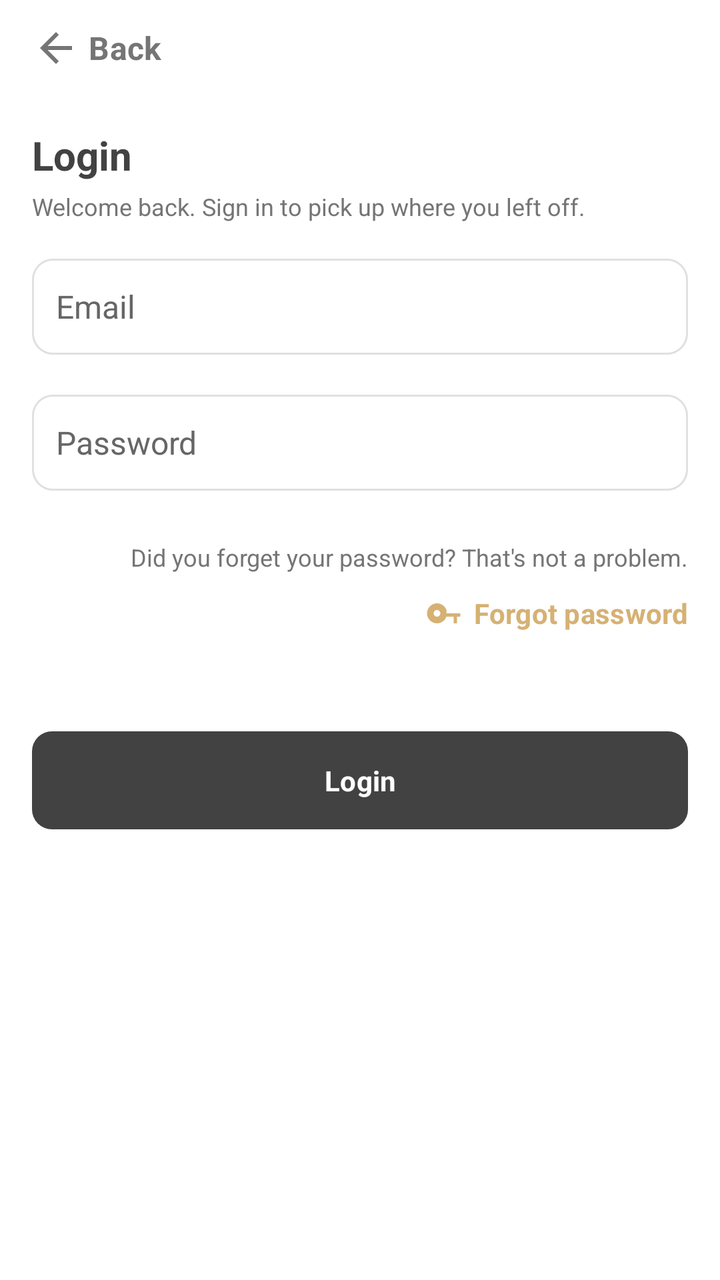
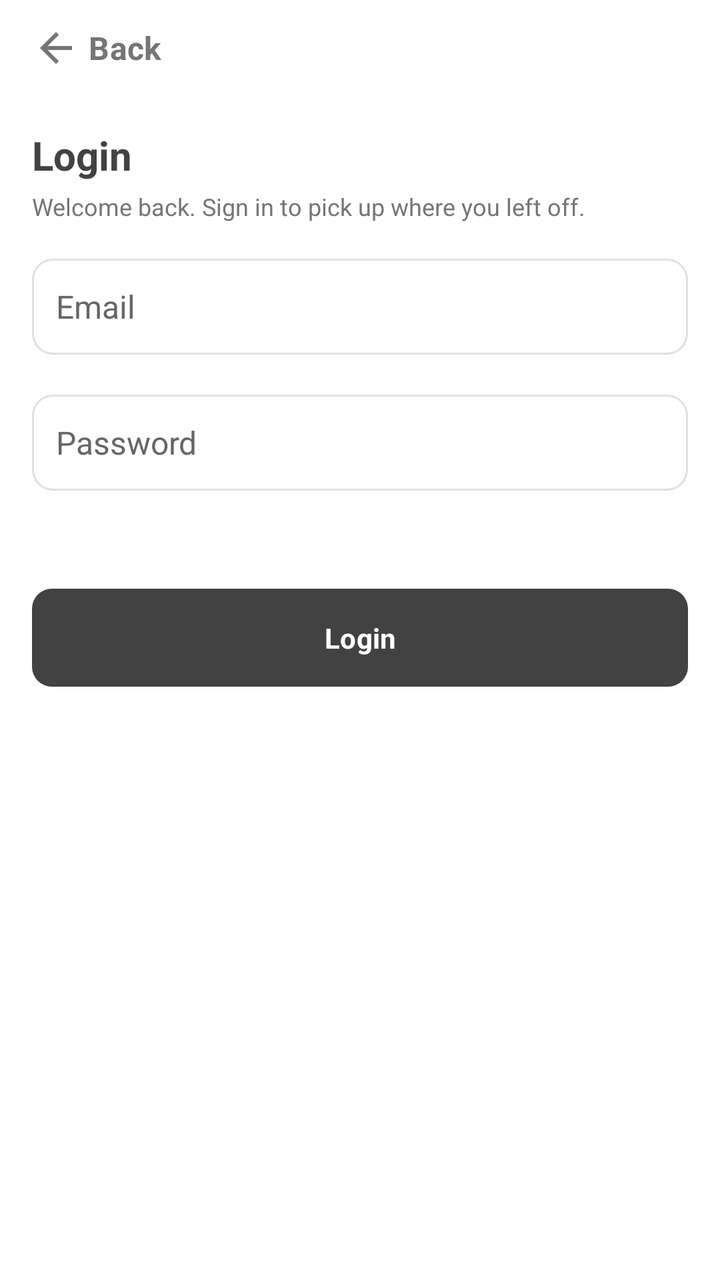

Two renders of the same Android screen: before a commit and after it. Below are the layout's source before the change and the commit's diff.
<!-- AndroidManifest.xml: application theme Theme.G08 -->
<!-- res/layout/universal_login_page.xml -->
<?xml version="1.0" encoding="utf-8"?>
<androidx.constraintlayout.widget.ConstraintLayout xmlns:android="http://schemas.android.com/apk/res/android"
    xmlns:app="http://schemas.android.com/apk/res-auto"
    xmlns:tools="http://schemas.android.com/tools"
    android:layout_width="match_parent"
    android:layout_height="match_parent"
    android:fitsSystemWindows="true">

    <LinearLayout
        android:id="@+id/rootLayout"
        android:layout_width="match_parent"
        android:layout_height="match_parent"
        android:orientation="vertical"
        android:paddingLeft="16dp"
        android:paddingRight="16dp">

        <Button
            android:id="@+id/backButton"
            style="@style/Widget.Material3.Button.TextButton"
            android:layout_width="wrap_content"
            android:layout_height="wrap_content"
            android:layout_gravity="start"
            android:minHeight="48dp"
            android:minWidth="0dp"
            android:paddingStart="0dp"
            android:paddingEnd="16dp"
            android:text="@string/back"
            android:textColor="@color/grey"
            android:textSize="16sp"
            app:icon="@drawable/ic_arrow_back"
            app:iconGravity="textStart"
            app:iconSize="24dp"
            app:iconTint="@color/grey" />

        <TextView
            android:id="@+id/loginTitle"
            android:layout_width="match_parent"
            android:layout_height="wrap_content"
            android:layout_marginTop="16dp"
            android:text="@string/login_title"
            android:textAlignment="textStart"
            android:textColor="@color/main_netural_color"
            android:textSize="20sp"
            android:textStyle="bold" />

        <TextView
            android:id="@+id/loginSubtitle"
            android:layout_width="match_parent"
            android:layout_height="wrap_content"
            android:layout_marginTop="4dp"
            android:paddingBottom="8dp"
            android:text="@string/login_subtitle"
            android:textAlignment="textStart"
            android:textColor="@color/grey"
            android:textSize="12sp" />

        <EditText
            android:id="@+id/emailInput"
            android:layout_width="match_parent"
            android:layout_height="wrap_content"
            android:layout_marginTop="0dp"
            android:background="@drawable/edittext_bordered"
            android:hint="@string/user_email"
            android:importantForAutofill="no"
            android:inputType="textEmailAddress"
            android:layout_marginVertical="@dimen/button_vertical_margin"
            android:maxWidth="320dp"
            android:minHeight="48dp"
            android:padding="12dp"
            android:textColorHint="#666666"
            android:textSize="16sp" />

        <EditText
            android:id="@+id/passwordInput"
            android:layout_width="match_parent"
            android:layout_height="wrap_content"
            android:background="@drawable/edittext_bordered"
            android:hint="@string/user_password"
            android:importantForAutofill="no"
            android:inputType="textPassword"
            android:layout_marginVertical="@dimen/button_vertical_margin"
            android:maxWidth="320dp"
            android:minHeight="48dp"
            android:padding="12dp"
            android:textColorHint="#666666"
            android:textSize="16sp" />

        <TextView
            android:id="@+id/forgotPasswordMessage"
            android:layout_width="match_parent"
            android:layout_height="wrap_content"
            android:layout_marginTop="15dp"
            android:text="@string/login_forgot_password_message"
            android:textAlignment="textEnd"
            android:textColor="@color/grey"
            android:textSize="12sp" />

        <Button
            android:id="@+id/forgotPasswordButton"
            style="@style/Widget.Material3.Button.TextButton"
            android:layout_width="wrap_content"
            android:layout_height="wrap_content"
            android:layout_gravity="end"
            android:minHeight="40dp"
            android:minWidth="0dp"
            android:paddingStart="0dp"
            android:paddingEnd="0dp"
            android:text="@string/login_forgot_password_button"
            android:textColor="@color/brown"
            android:textSize="14sp"
            app:icon="@drawable/ic_key"
            app:iconGravity="textStart"
            app:iconSize="20dp"
            app:iconTint="@color/brown" />

        <Button
            android:id="@+id/loginbutton"
            android:layout_width="match_parent"
            android:layout_height="wrap_content"
            android:layout_marginTop="35dp"
            android:maxWidth="320dp"
            android:text="@string/home_login_button"
            android:textColorLink="@color/main_cust_color"
            android:textSize="14sp"
            app:backgroundTint="@color/main_netural_color"/>

    </LinearLayout>


</androidx.constraintlayout.widget.ConstraintLayout>
<!-- resources referenced by this layout -->
<resources>
  <color name="brown">#D6B174</color>
  <color name="grey">#757575</color>
  <color name="main_cust_color">#D14B4B</color>
  <color name="main_netural_color">#424242</color>
  <dimen name="button_vertical_margin">10dp</dimen>
  <!-- drawable edittext_bordered (drawable) -->
  <?xml version="1.0" encoding="utf-8"?>
  <shape xmlns:android="http://schemas.android.com/apk/res/android"
      android:shape="rectangle">
      <solid android:color="@color/white" />
      <stroke
          android:width="1dp"
          android:color="@color/input_border_light_grey" />
      <corners android:radius="10dp" />
  </shape>
  <!-- drawable ic_arrow_back (drawable) -->
  <?xml version="1.0" encoding="utf-8"?>
  <vector xmlns:android="http://schemas.android.com/apk/res/android"
      android:width="24dp"
      android:height="24dp"
      android:viewportWidth="24"
      android:viewportHeight="24">
      <path
          android:fillColor="#757575"
          android:pathData="M20,11H7.83l5.59,-5.59L12,4l-8,8 8,8 1.41,-1.41L7.83,13H20v-2z" />
  </vector>
  <!-- drawable ic_key (drawable) -->
  <?xml version="1.0" encoding="utf-8"?>
  <vector xmlns:android="http://schemas.android.com/apk/res/android"
      android:width="24dp"
      android:height="24dp"
      android:viewportWidth="24"
      android:viewportHeight="24">
      <path
          android:fillColor="@color/brown"
          android:pathData="M12.65,10C11.83,7.67 9.61,6 7,6c-3.31,0 -6,2.69 -6,6s2.69,6 6,6c2.61,0 4.83,-1.67 5.65,-4H17v4h2v-4h2v-2h-8.35zM7,14c-1.1,0 -2,-0.9 -2,-2s0.9,-2 2,-2 2,0.9 2,2 -0.9,2 -2,2z" />
  </vector>
  <string name="back">Back</string>
  <string name="home_login_button">Login</string>
  <string name="login_forgot_password_button">Forgot password</string>
  <string name="login_forgot_password_message">Did you forget your password? That\'s not a problem.</string>
  <string name="login_subtitle">Welcome back. Sign in to pick up where you left off.</string>
  <string name="login_title">Login</string>
  <string name="user_email">Email</string>
  <string name="user_password">Password</string>
  <style name="Theme.G08" parent="Base.Theme.G08" />
  <color name="white">#FFFFFFFF</color>
  <color name="input_border_light_grey">#E0E0E0</color>
  <style name="Base.Theme.G08" parent="Theme.Material3.DayNight.NoActionBar">
          
          
          <item name="android:windowBackground">@color/cardview_light_background</item>
          <item name="android:fontFamily">sans-serif</item>
          <item name="materialButtonStyle">@style/Widget.G08.Button</item>
          <item name="editTextStyle">@style/Widget.G08.EditText</item>
      </style>
  <style name="Widget.G08.Button" parent="Widget.Material3.Button">
          <item name="cornerRadius">@dimen/button_corner_radius</item>
          <item name="android:paddingTop">@dimen/button_vertical_padding</item>
          <item name="android:paddingBottom">@dimen/button_vertical_padding</item>
          <item name="android:textStyle">bold</item>
          <item name="android:layout_marginTop">@dimen/button_vertical_margin</item>
          <item name="android:layout_marginBottom">@dimen/button_vertical_margin</item>
      </style>
  <style name="Widget.G08.EditText" parent="Widget.AppCompat.EditText">
          <item name="android:background">@drawable/edittext_bordered</item>
          <item name="android:padding">12dp</item>
      </style>
  <dimen name="button_corner_radius">10dp</dimen>
  <dimen name="button_vertical_padding">15dp</dimen>
</resources>

<!-- the commit's change to res/layout/universal_login_page.xml (unified diff, before → after) -->
@@ -85,33 +85,6 @@
             android:textColorHint="#666666"
             android:textSize="16sp" />
 
-        <TextView
-            android:id="@+id/forgotPasswordMessage"
-            android:layout_width="match_parent"
-            android:layout_height="wrap_content"
-            android:layout_marginTop="15dp"
-            android:text="@string/login_forgot_password_message"
-            android:textAlignment="textEnd"
-            android:textColor="@color/grey"
-            android:textSize="12sp" />
-
-        <Button
-            android:id="@+id/forgotPasswordButton"
-            style="@style/Widget.Material3.Button.TextButton"
-            android:layout_width="wrap_content"
-            android:layout_height="wrap_content"
-            android:layout_gravity="end"
-            android:minHeight="40dp"
-            android:minWidth="0dp"
-            android:paddingStart="0dp"
-            android:paddingEnd="0dp"
-            android:text="@string/login_forgot_password_button"
-            android:textColor="@color/brown"
-            android:textSize="14sp"
-            app:icon="@drawable/ic_key"
-            app:iconGravity="textStart"
-            app:iconSize="20dp"
-            app:iconTint="@color/brown" />
 
         <Button
             android:id="@+id/loginbutton"
<!-- resource entries referenced after the edit -->
@@ -1,6 +1,5 @@
 <!-- resources referenced by this layout -->
 <resources>
-  <color name="brown">#D6B174</color>
   <color name="grey">#757575</color>
   <color name="main_cust_color">#D14B4B</color>
   <color name="main_netural_color">#424242</color>
@@ -26,21 +25,8 @@
           android:fillColor="#757575"
           android:pathData="M20,11H7.83l5.59,-5.59L12,4l-8,8 8,8 1.41,-1.41L7.83,13H20v-2z" />
   </vector>
-  <!-- drawable ic_key (drawable) -->
-  <?xml version="1.0" encoding="utf-8"?>
-  <vector xmlns:android="http://schemas.android.com/apk/res/android"
-      android:width="24dp"
-      android:height="24dp"
-      android:viewportWidth="24"
-      android:viewportHeight="24">
-      <path
-          android:fillColor="@color/brown"
-          android:pathData="M12.65,10C11.83,7.67 9.61,6 7,6c-3.31,0 -6,2.69 -6,6s2.69,6 6,6c2.61,0 4.83,-1.67 5.65,-4H17v4h2v-4h2v-2h-8.35zM7,14c-1.1,0 -2,-0.9 -2,-2s0.9,-2 2,-2 2,0.9 2,2 -0.9,2 -2,2z" />
-  </vector>
   <string name="back">Back</string>
   <string name="home_login_button">Login</string>
-  <string name="login_forgot_password_button">Forgot password</string>
-  <string name="login_forgot_password_message">Did you forget your password? That\'s not a problem.</string>
   <string name="login_subtitle">Welcome back. Sign in to pick up where you left off.</string>
   <string name="login_title">Login</string>
   <string name="user_email">Email</string>
